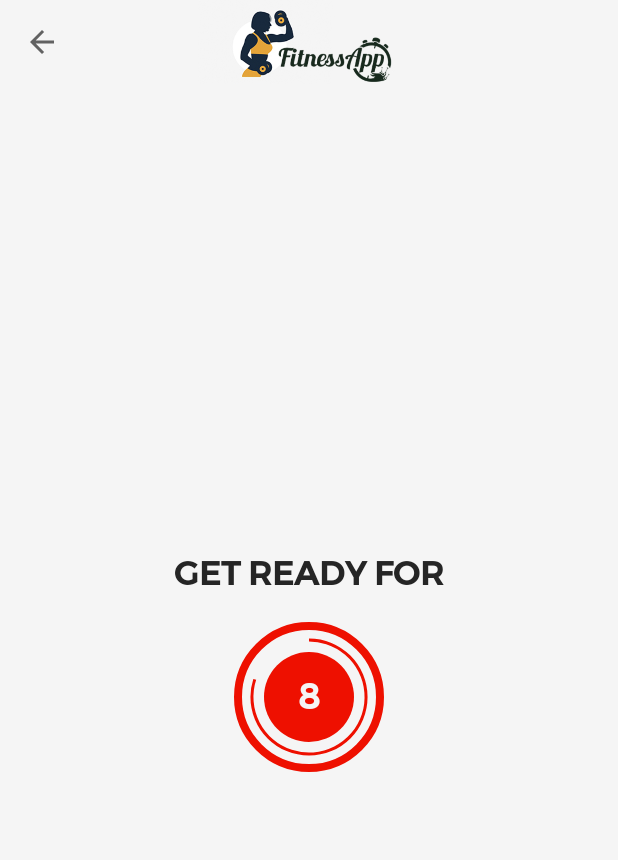
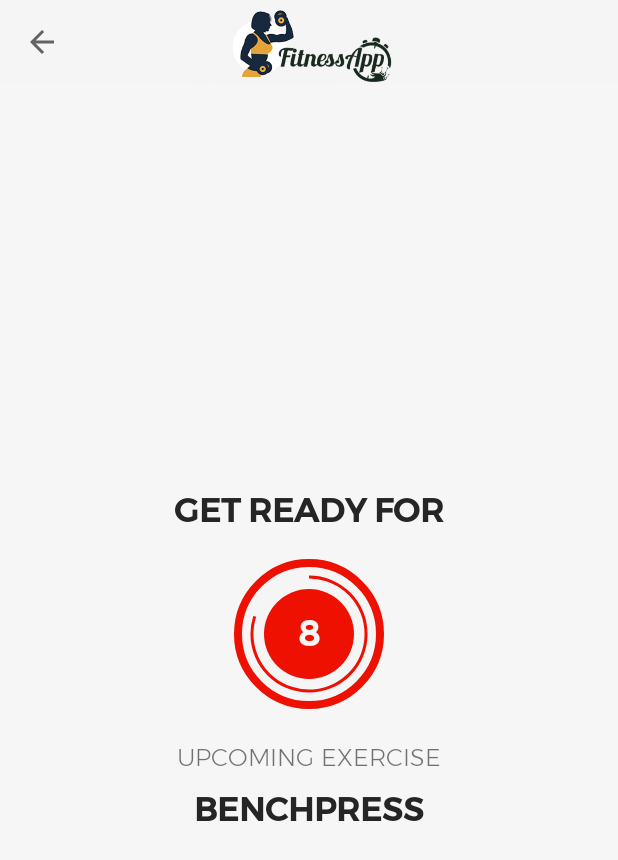
Before and after one commit to JohnKenedy/FitnessApp, an Android app: the screen it shows after launch (ExerciseActivity), after a tap on "START", on a phone screen of 412 x 824 dp. Shown: the top 860 px of the screen. Run offline under Robolectric (Android 15) with nearby library versions, the phone set to English and light mode, and no system bars.

Commit message:
Added: ExerciseList

```diff
--- a/app/src/main/java/com/canytech/fitnessapp/Constants.kt
+++ b/app/src/main/java/com/canytech/fitnessapp/Constants.kt
@@ -2,5 +2,27 @@ package com.canytech.fitnessapp
 
 class Constants {
 
+    companion object {
+        fun defaultExerciseList(): ArrayList<ExerciseModel> {
+            val exerciseList = ArrayList<ExerciseModel>()
 
+            val benchPress = ExerciseModel(1, "BenchPress", R.drawable.i, false, false)
+            val flexion = ExerciseModel(2, "Flexion", R.drawable.p, false, false)
+            val calf = ExerciseModel(3, "Calf", R.drawable.n, false, false)
+            val squat = ExerciseModel(4, "Squat", R.drawable.j, false, false)
+            val thighs = ExerciseModel(5, "Thighs", R.drawable.h, false, false)
+            val flexion2 = ExerciseModel(6, "Flexion", R.drawable.p, false, false)
+            val abdominal = ExerciseModel(7, "Abdominal", R.drawable.abdmon, false, false)
+
+            exerciseList.add(benchPress)
+            exerciseList.add(flexion)
+            exerciseList.add(calf)
+            exerciseList.add(squat)
+            exerciseList.add(thighs)
+            exerciseList.add(flexion2)
+            exerciseList.add(abdominal)
+
+            return exerciseList
+        }
+    }
 }
--- a/app/src/main/java/com/canytech/fitnessapp/ExerciseActivity.kt
+++ b/app/src/main/java/com/canytech/fitnessapp/ExerciseActivity.kt
@@ -16,6 +16,9 @@ class ExerciseActivity : AppCompatActivity() {
     private var exerciseTimer: CountDownTimer? = null
     private var exerciseProgress = 0
 
+    private var exerciseList: ArrayList<ExerciseModel>? = null
+    private var currentExercisePosition = -1
+
     override fun onCreate(savedInstanceState: Bundle?) {
         super.onCreate(savedInstanceState)
         setContentView(R.layout.activity_exercise)
@@ -29,6 +32,7 @@ class ExerciseActivity : AppCompatActivity() {
             onBackPressed()
         }
 
+        exerciseList = Constants.defaultExerciseList()
         setupRestView()
     }
 
@@ -51,16 +55,23 @@ class ExerciseActivity : AppCompatActivity() {
             }
 
             override fun onFinish() {
-          setupExerciseView()
+                currentExercisePosition++
+                setupExerciseView()
             }
         }.start()
     }
 
     private fun setupRestView() {
+
+        llRestView.visibility = View.VISIBLE
+        llExerciseView.visibility = View.GONE
+
         if (restTimer != null) {
             restTimer!!.cancel()
             restProgress = 0
         }
+
+        tvUpcomingExerciseName.text = exerciseList!![currentExercisePosition +1].getName()
 
         setRestProgressBar()
     }
@@ -75,11 +86,15 @@ class ExerciseActivity : AppCompatActivity() {
             }
 
             override fun onFinish() {
-                Toast.makeText(
-                    this@ExerciseActivity,
-                    "Congratulations John",
-                    Toast.LENGTH_LONG
-                ).show()
+                if (currentExercisePosition < exerciseList?.size!! -1) {
+                    setupRestView()
+                } else {
+                    Toast.makeText(
+                        this@ExerciseActivity,
+                        "See Myself Tomorrow :3",
+                        Toast.LENGTH_LONG
+                    ).show()
+                }
             }
         }.start()
     }
@@ -95,6 +110,9 @@ class ExerciseActivity : AppCompatActivity() {
         }
 
         setExerciseProgressBar()
+
+        ivImage.setImageResource(exerciseList!![currentExercisePosition].getImage())
+        tvExerciseName.text = exerciseList!![currentExercisePosition].getName()
     }
 
 }
--- a/app/src/main/java/com/canytech/fitnessapp/MainActivity.kt
+++ b/app/src/main/java/com/canytech/fitnessapp/MainActivity.kt
@@ -11,7 +11,7 @@ class MainActivity : AppCompatActivity() {
         super.onCreate(savedInstanceState)
         setContentView(R.layout.activity_main)
 
-        btn_start.setOnClickListener { Toast.makeText(this, "Here we will start the exercise", Toast.LENGTH_SHORT).show()
+        btn_start.setOnClickListener {
             val intent = Intent(this, ExerciseActivity::class.java)
             startActivity(intent)
         }
--- a/app/src/main/res/layout/activity_exercise.xml
+++ b/app/src/main/res/layout/activity_exercise.xml
@@ -3,7 +3,7 @@
     xmlns:tools="http://schemas.android.com/tools"
     android:layout_width="match_parent"
     android:layout_height="match_parent"
-    android:background="@color/bg_app"
+    android:background="@color/bg_exercise"
     android:orientation="vertical"
     tools:context=".ExerciseActivity">
 
@@ -85,6 +85,26 @@
 
         </FrameLayout>
 
+        <TextView
+            android:layout_width="wrap_content"
+            android:layout_height="wrap_content"
+            android:layout_marginTop="20dp"
+            android:fontFamily="@font/montserrat_light"
+            android:text="@string/upcoming_exercise"
+            android:textSize="16sp" />
+
+        <TextView
+            android:id="@+id/tvUpcomingExerciseName"
+            android:layout_width="wrap_content"
+            android:textAllCaps="true"
+            android:layout_height="wrap_content"
+            android:layout_marginTop="5dp"
+            android:textColor="@color/dark"
+            android:textStyle="bold"
+            android:fontFamily="@font/montserrat_medium"
+            tools:text="Exercise Name"
+            android:textSize="22sp" />
+
     </LinearLayout>
 
     <LinearLayout
@@ -92,13 +112,24 @@
         android:layout_width="match_parent"
         android:layout_height="match_parent"
         android:layout_below="@+id/toolbar_exercise_activity"
+        android:background="@color/bg_exercise"
         android:gravity="center"
         android:orientation="vertical"
         android:visibility="invisible">
 
+        <pl.droidsonroids.gif.GifImageView
+            android:id="@+id/ivImage"
+            android:layout_width="300dp"
+            android:layout_height="300dp"
+            android:layout_marginBottom="20dp"
+            android:scaleType="centerCrop"
+            tools:src="@drawable/i" />
+
         <TextView
+            android:id="@+id/tvExerciseName"
             android:layout_width="wrap_content"
             android:layout_height="wrap_content"
+            android:textAllCaps="true"
             android:fontFamily="@font/montserrat_medium"
             android:text="@string/exercise_now"
             android:textColor="@color/dark"
--- a/app/src/main/res/values/colors.xml
+++ b/app/src/main/res/values/colors.xml
@@ -11,4 +11,5 @@
     <color name="bg_app">#F5F5F5</color>
     <color name="dark">#252525</color>
     <color name="red">#EE1000</color>
+    <color name="bg_exercise">#F6F6F7</color>
 </resources>
--- a/app/src/main/res/values/strings.xml
+++ b/app/src/main/res/values/strings.xml
@@ -4,4 +4,5 @@
     <string name="str_start">Start</string>
     <string name="get_ready">GET READY FOR</string>
     <string name="exercise_now">Exercise Now</string>
+    <string name="upcoming_exercise">UPCOMING EXERCISE</string>
 </resources>
```
